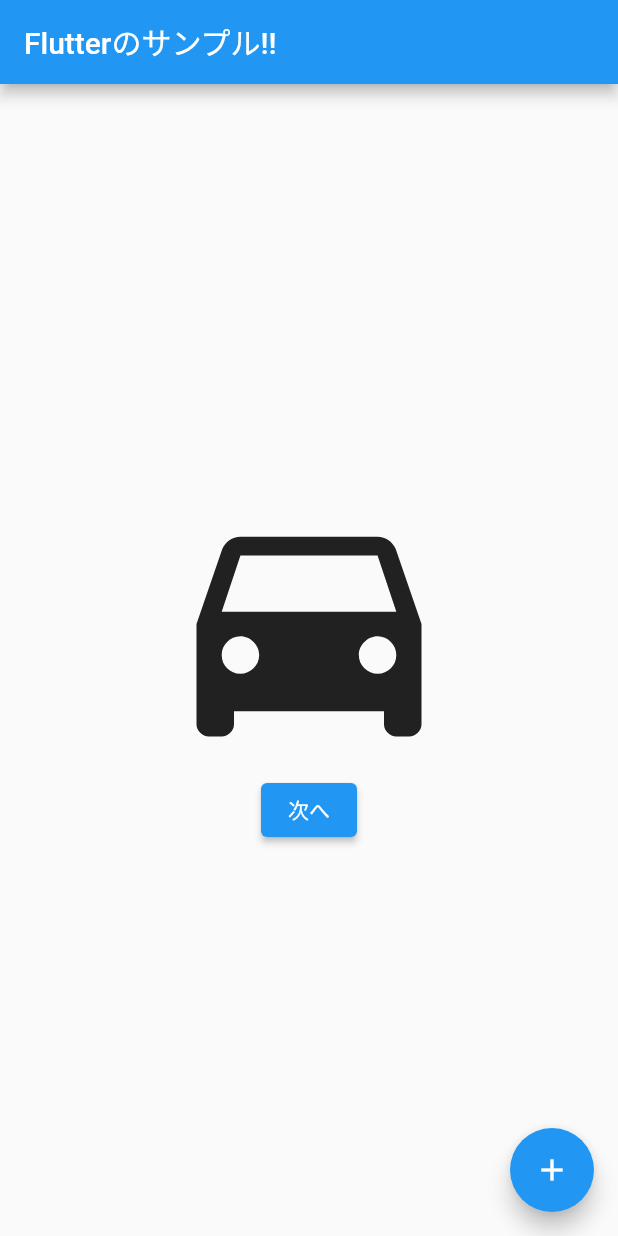
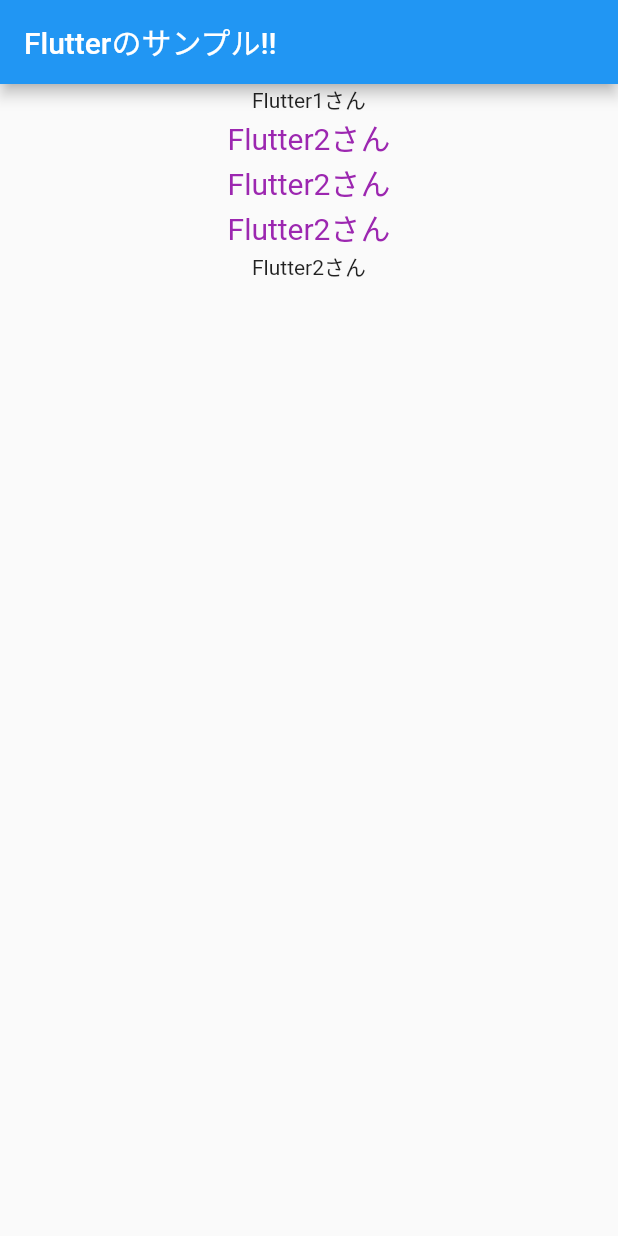
Before and after one commit to Ka-zu-ma/FlutterSample, a Flutter app: the screen it shows after launch, on a phone screen of 412 x 824 dp. Run offline on Flutter 3.47's test engine with Material 2 defaults, Android fonts, the phone set to English and light mode, and no system bars.

Commit message:
TextStyleを変更して文字の装飾

```diff
--- a/flutter_sample/lib/main.dart
+++ b/flutter_sample/lib/main.dart
@@ -57,39 +57,30 @@ class _MyHomePageState extends State<MyHomePage> {
       body: Container(
         width: double.infinity,
         child: Column(
-          mainAxisAlignment: MainAxisAlignment.center,
-          crossAxisAlignment: CrossAxisAlignment.center,
           children: [
-            Icon(
-              Icons.directions_car,
-              size: 200,
+            Container(
+              width: double.infinity,
+              child: Text(
+                'Flutter1さん',
+                textAlign: TextAlign.center,
+              ),
             ),
-            ElevatedButton(
-              child: Text(
-                  text
-              ),
-              onPressed: () async {
-                // ここに押したら反応する
-                // 画面遷移のコード
-                final result = await Navigator.push(
-                  context,
-                  MaterialPageRoute(builder: (context) => NextPage('次画面に遷移したよ。'),),
-                );
-                setState(() {
-                  text = result;
-                });
-                print(result);
-              },
+            DefaultTextStyle(style: TextStyle(
+              fontSize: 20,
+              color: Colors.purple,
+            ), child: Column(
+              children: [
+                Text('Flutter2さん'),
+                Text('Flutter2さん'),
+                Text('Flutter2さん'),
+              ],
+            ),
 
             ),
+            Text('Flutter2さん')
           ],
         ),
       ),
-      floatingActionButton: FloatingActionButton(
-        onPressed: _incrementCounter,
-        tooltip: 'Increment',
-        child: const Icon(Icons.add),
-      ), // This trailing comma makes auto-formatting nicer for build methods.
     );
   }
 }
```
